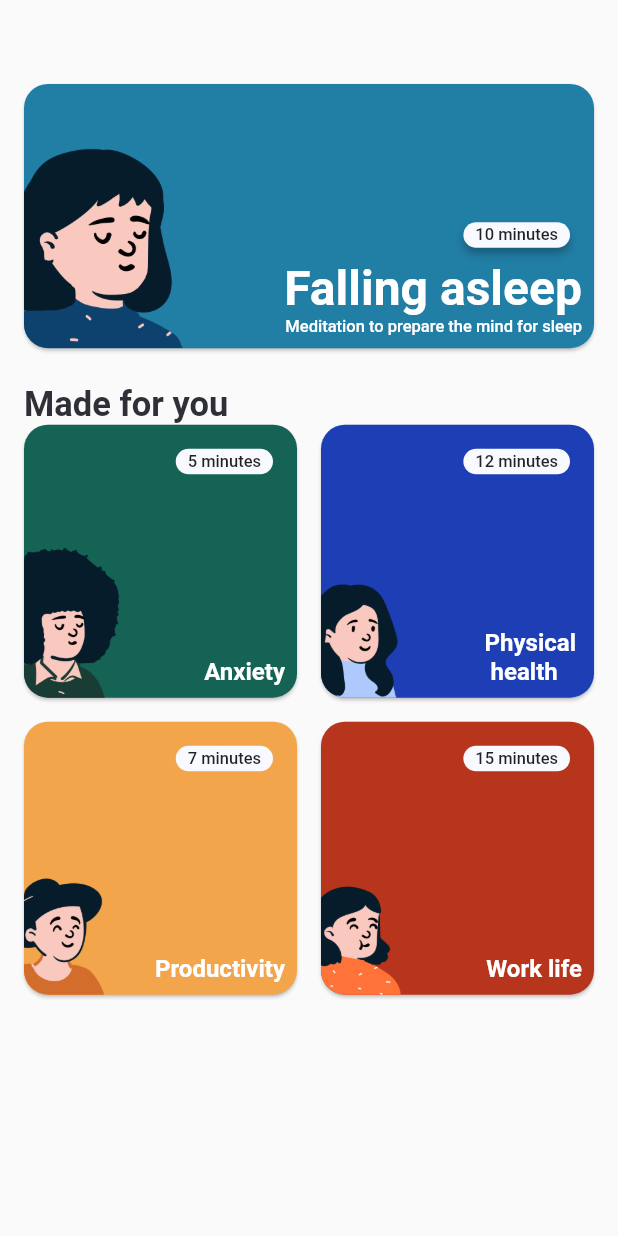
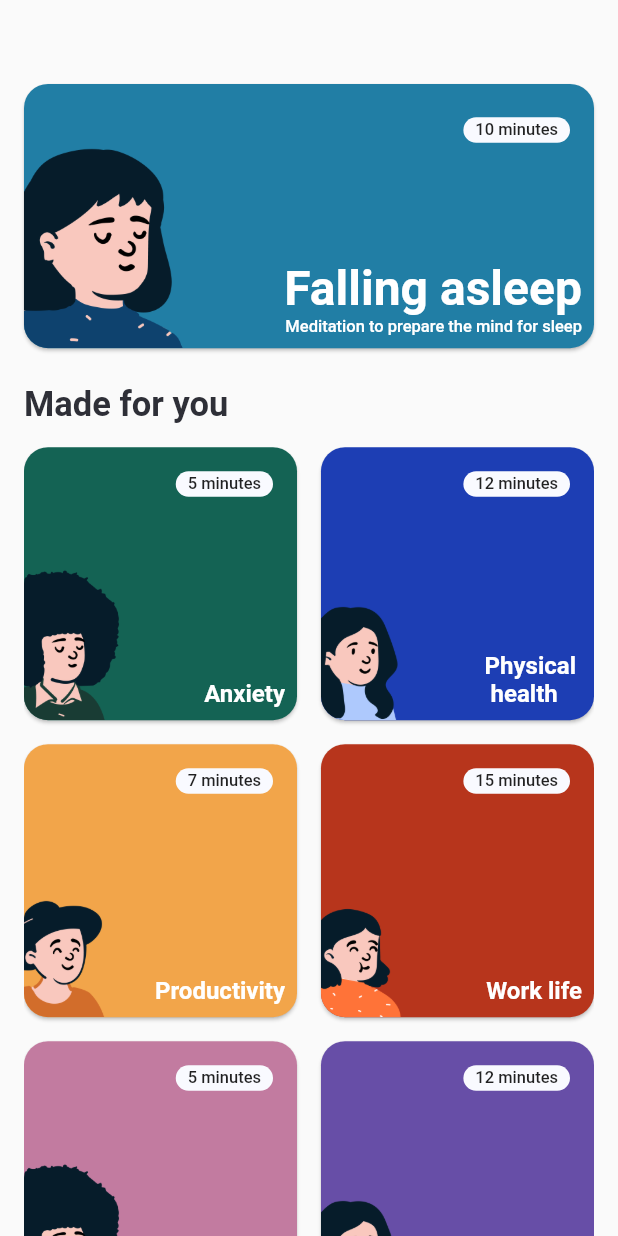
Before and after one commit to mollimoon/semedi, a Flutter app: the screen it shows after launch, on a phone screen of 412 x 824 dp. Run offline on Flutter 3.47's test engine with Material 2 defaults, Android fonts, the phone set to English and light mode, and no system bars; our stand-ins replace bloc, equatable, flutter_bloc, google_fonts; Roboto replaces fonts that are missing (Dosis).

Commit message:
refactoring gridView, added more cards

```diff
--- a/lib/card_widget.dart
+++ b/lib/card_widget.dart
@@ -62,7 +62,6 @@ class CardWidget extends StatelessWidget {
                     child: Container(
                       padding: EdgeInsets.symmetric(vertical: 2, horizontal: 8),
                       decoration: BoxDecoration(
-                        boxShadow: boxShadow,
                         color: Color(0xFFf9faff),
                         borderRadius: BorderRadius.circular(100),
                       ),
@@ -75,7 +74,7 @@ class CardWidget extends StatelessWidget {
                       ),
                     ),
                   ),
-                  // SizedBox(height: 36),
+                  SizedBox(height: 70), //SMALL cards
                   Text(
                     music.name,
                     style: TextStyle(
--- a/lib/data/music_repository.dart
+++ b/lib/data/music_repository.dart
@@ -5,7 +5,7 @@ class MusicRepository {
     return [
       MusicData(
         id: 1,
-        image: 'images/peep_blue.png',
+        image: 'assets/images/peep_blue.png',
         backgroundColorHex: 0xFF217ea5,
         name: 'Falling asleep',
         duration: '10 minutes',
@@ -13,7 +13,7 @@ class MusicRepository {
       ),
       MusicData(
         id: 2,
-        image: 'images/peep_green.png',
+        image: 'assets/images/peep_green.png',
         backgroundColorHex: 0xFF146354,
         name: 'Anxiety',
         duration: '5 minutes',
@@ -21,7 +21,7 @@ class MusicRepository {
       ),
       MusicData(
         id: 3,
-        image: 'images/peep_navy.png',
+        image: 'assets/images/peep_navy.png',
         backgroundColorHex: 0xFF1d3eb4,
         name: 'Physical \n health',
         duration: '12 minutes',
@@ -29,7 +29,7 @@ class MusicRepository {
       ),
       MusicData(
         id: 4,
-        image: 'images/peep_orange.png',
+        image: 'assets/images/peep_orange.png',
         backgroundColorHex: 0xFFf2a54a,
         name: 'Productivity',
         duration: '7 minutes',
@@ -37,12 +37,28 @@ class MusicRepository {
       ),
       MusicData(
         id: 5,
-        image: 'images/peep_red.png',
+        image: 'assets/images/peep_red.png',
         backgroundColorHex: 0xFFb7351c,
         name: 'Work life',
         duration: '15 minutes',
         description: 'Tunes for stress relief and work-life balance',
       ),
+      MusicData(
+        id: 6,
+        image: 'assets/images/peep_green.png',
+        backgroundColorHex: 0xFFc27ba0,
+        name: 'Anxiety',
+        duration: '5 minutes',
+        description: 'Soundscapes to calm and ease anxiety',
+      ),
+      MusicData(
+        id: 7,
+        image: 'assets/images/peep_navy.png',
+        backgroundColorHex: 0xFF674ea7,
+        name: 'Physical \n health',
+        duration: '12 minutes',
+        description: 'Melodies for relaxation and rejuvenation',
+      ),
     ];
   }
 }
--- a/lib/features/music_cards/view/music_cards_screen.dart
+++ b/lib/features/music_cards/view/music_cards_screen.dart
@@ -1,5 +1,6 @@
 import 'package:flutter/material.dart';
 import 'package:flutter_bloc/flutter_bloc.dart';
+import 'package:google_fonts/google_fonts.dart';
 import 'package:semedi/card_widget.dart';
 import 'package:semedi/features/music_cards/bloc/music_cards_cubit.dart';
 import 'package:semedi/features/music_cards/bloc/music_cards_state.dart';
@@ -29,8 +30,7 @@ class _MusicCardsScreenState extends State<MusicCardsScreen> {
           bloc: _musicCubit,
           builder: (context, state) {
             if (state is MusicCardsSuccessState) {
-              return SingleChildScrollView(
-                child: Padding(
+              return Padding(
                 padding: const EdgeInsets.symmetric(horizontal: 16),
                 child: Column(
                   children: [
@@ -43,21 +43,26 @@ class _MusicCardsScreenState extends State<MusicCardsScreen> {
                       music: state.currentMusic, //from current state
                       onTap: _goToPlayscreen,
                     ),
-                      SizedBox(
-                        height: 24,
-                      ),
+                    SizedBox(height: 24),
                     Align(
                       alignment: Alignment.centerLeft,
                       child: Text(
                         AppStrings.musicListTitle,
-                          style: TextStyle(
+                        style: GoogleFonts.dosis(
                           fontSize: 23,
                           fontWeight: FontWeight.w600,
                           color: Color(0xFF2E2F37),
                         ),
                       ),
                     ),
+                    SizedBox(height: 15),
+                    Expanded(
+                      child: SingleChildScrollView(
+                        child: Column(
+                          children: [
                             GridView.count(
+                              physics: NeverScrollableScrollPhysics(),
+                              padding: EdgeInsets.zero,
                               mainAxisSpacing: 16,
                               crossAxisSpacing: 16,
                               shrinkWrap: true,
@@ -76,8 +81,12 @@ class _MusicCardsScreenState extends State<MusicCardsScreen> {
                                   ),
                               ],
                             ),
+                            SizedBox(height: 30),
                           ],
                         ),
+                      ),
+                    ),
+                  ],
                 ),
               );
             }
```
Also changed, not shown: pubspec.yaml (+8 -1 lines), assets/fonts/Dosis-Bold.ttf (added), assets/fonts/Dosis-ExtraBold.ttf (added), assets/fonts/Dosis-ExtraLight.ttf (added), assets/fonts/Dosis-Light.ttf (added), assets/fonts/Dosis-Medium.ttf (added), assets/fonts/Dosis-Regular.ttf (added), assets/fonts/Dosis-SemiBold.ttf (added), assets/images/peep_blue.png (renamed from images/peep_blue.png), assets/images/peep_green.png (renamed from images/peep_green.png), assets/images/peep_navy.png (renamed from images/peep_navy.png), assets/images/peep_orange.png (renamed from images/peep_orange.png), assets/images/peep_red.png (renamed from images/peep_red.png). Lines whose indentation alone changed are shown as unchanged.
